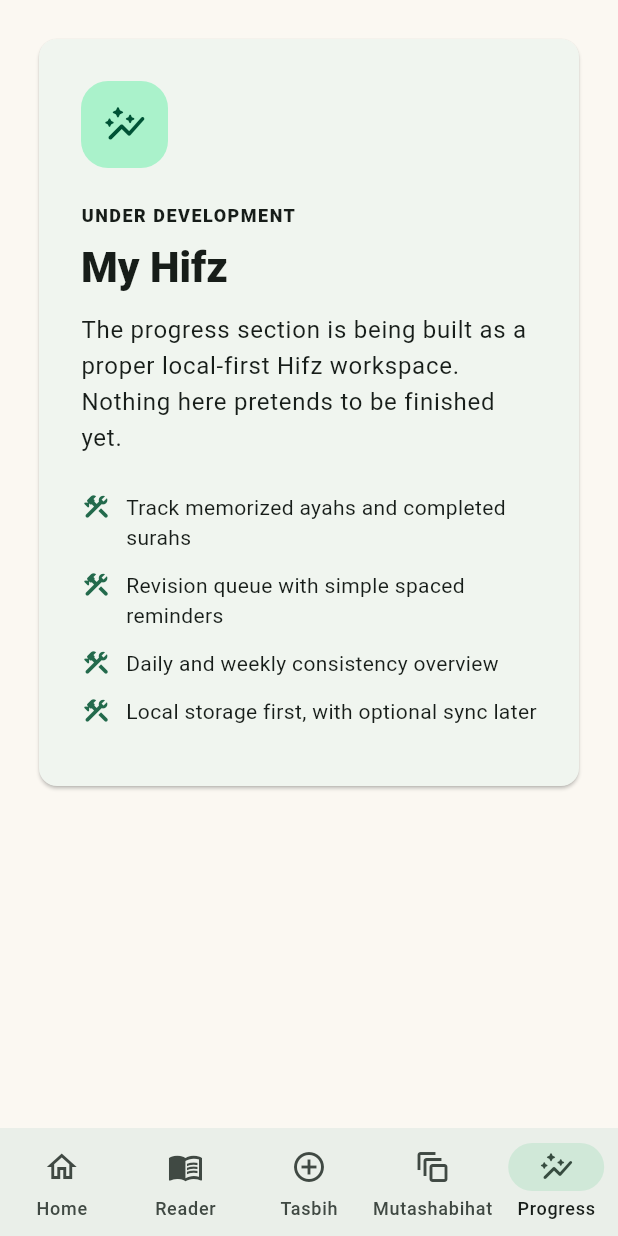
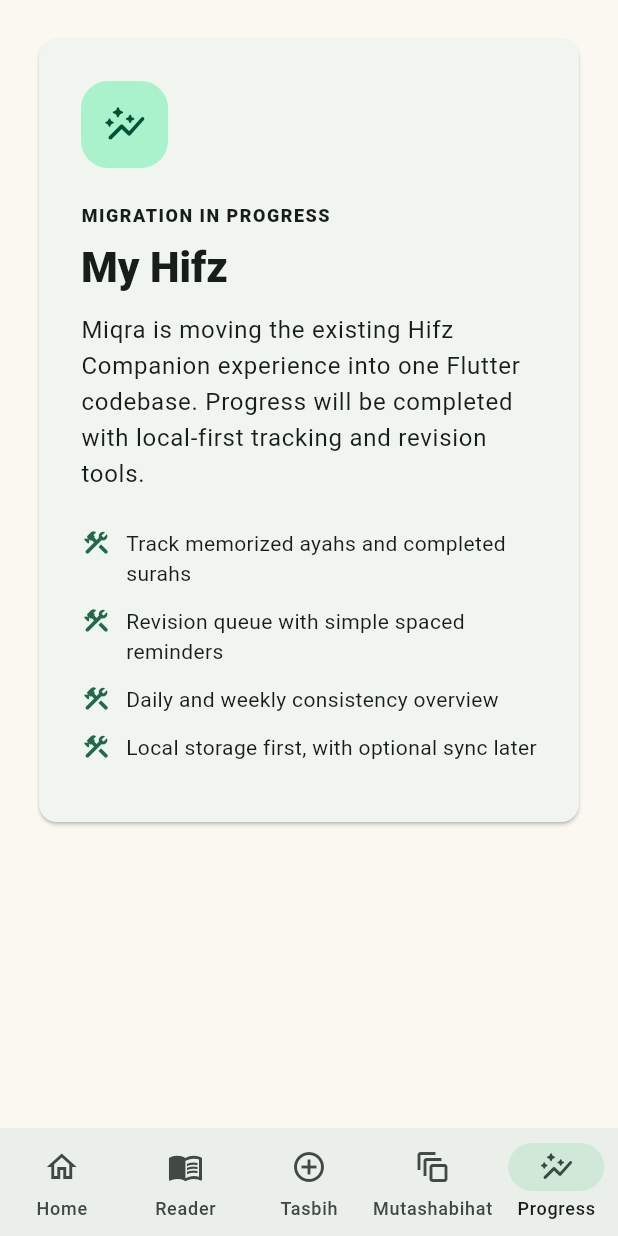
Before and after one commit to shahudtaha08-source/Hifz-companion, a Flutter app: the screen it shows after launch, item 5 of the bottom bar chosen, on a phone screen of 412 x 824 dp. Run offline on Flutter 3.47's test engine with Material 3 defaults, Android fonts, the light colour scheme and no system bars; our stand-ins replace flutter_svg, just_audio, shared_preferences; network calls fail.

Commit message:
refactor: rename Flutter application to Miqra

```diff
--- a/flutter_app/lib/main.dart
+++ b/flutter_app/lib/main.dart
@@ -6,16 +6,16 @@
 import 'features/quran/quran_reader_page.dart';
 import 'features/tasbih/tasbih_page.dart';
 
-void main() => runApp(const NuurPathApp());
+void main() => runApp(const MiqraApp());
 
-class NuurPathApp extends StatefulWidget {
-  const NuurPathApp({super.key});
+class MiqraApp extends StatefulWidget {
+  const MiqraApp({super.key});
 
   @override
-  State<NuurPathApp> createState() => _NuurPathAppState();
+  State<MiqraApp> createState() => _MiqraAppState();
 }
 
-class _NuurPathAppState extends State<NuurPathApp> {
+class _MiqraAppState extends State<MiqraApp> {
   ThemeMode _themeMode = ThemeMode.system;
 
   void _toggleTheme() {
@@ -30,7 +30,7 @@
   Widget build(BuildContext context) {
     return MaterialApp(
       debugShowCheckedModeBanner: false,
-      title: 'Nuur Path',
+      title: 'Miqra',
       theme: AppTheme.light,
       darkTheme: AppTheme.dark,
       themeMode: _themeMode,
@@ -85,9 +85,9 @@
   @override
   Widget build(BuildContext context) => const _ConstructionPage(
         icon: Icons.auto_graph_rounded,
-        eyebrow: 'UNDER DEVELOPMENT',
+        eyebrow: 'MIGRATION IN PROGRESS',
         title: 'My Hifz',
-        body: 'The progress section is being built as a proper local-first Hifz workspace. Nothing here pretends to be finished yet.',
+        body: 'Miqra is moving the existing Hifz Companion experience into one Flutter codebase. Progress will be completed with local-first tracking and revision tools.',
         items: [
           'Track memorized ayahs and completed surahs',
           'Revision queue with simple spaced reminders',
```
